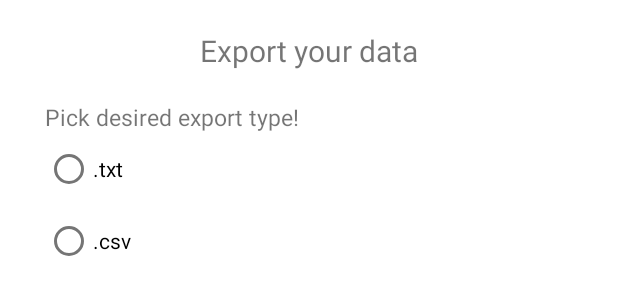
After one commit to tudorie-mariuscosmin/android_team_project, an Android app: the layout export_dialog.xml on its own in the app's theme, with its tools: preview values and no code run, on a phone screen of 412 x 824 dp. The commit adds this screen. Shown: the top 300 px of the screen. Run offline under Robolectric (Android 15) with nearby library versions, the phone set to English and light mode, and no system bars; network calls fail.

Commit message:
export text and csv

```diff
--- a/app/src/main/java/com/example/carsharingapp/asyncTask/AsyncTaskRunner.java
+++ b/app/src/main/java/com/example/carsharingapp/asyncTask/AsyncTaskRunner.java
@@ -10,15 +10,12 @@ import java.util.concurrent.Executor;
 import java.util.concurrent.Executors;
 
 public class AsyncTaskRunner {
-    //Handler-ul este obiectul care 'vegheaza' asupra firului principal de executie (activitate/fragment)
-    //Pastreaza o referinta catre acesta astfel incat sa putem trimite mesaje din alte thread-uri
+
     private final Handler handler = new Handler(Looper.getMainLooper());
-    //Executor este responsabil cu gestionarea thread-urilor, decide momentul oportun de a porni un thread (apelare metoda start)
     private final Executor executor = Executors.newCachedThreadPool();
 
     public <R> void executeAsync(Callable<R> asyncOperation, Callback<R> mainThreadOperation) {
         try {
-            //ii specificam Executor-ului ca dorim sa procesam un Thread de tipul clasei RunnableTask
             executor.execute(new RunnableTask<>(handler, asyncOperation, mainThreadOperation));
         } catch (Exception ex) {
             Log.i("AsyncTaskRunner", "failed call executeAsync " + ex.getMessage());
--- a/app/src/main/java/com/example/carsharingapp/asyncTask/HandlerMessage.java
+++ b/app/src/main/java/com/example/carsharingapp/asyncTask/HandlerMessage.java
@@ -13,7 +13,6 @@ public class HandlerMessage<R> implements Runnable {
 
     @Override
     public void run() {
-        //se trimite rezultatul in activitate/fragment
         mainThreadOperation.runResultOnUiThread(result);
     }
 }
--- a/app/src/main/java/com/example/carsharingapp/database/models/RideAndCard.java
+++ b/app/src/main/java/com/example/carsharingapp/database/models/RideAndCard.java
@@ -15,9 +15,6 @@ public class RideAndCard {
 
     @Override
     public String toString() {
-        return "RideAndCard{" +
-                "ride=" + ride +
-                ", card=" + card +
-                '}';
+        return ride.toString() + " was paid with card:" + card.toString();
     }
 }
--- /dev/null
+++ b/app/src/main/res/layout/export_dialog.xml
@@ -0,0 +1,49 @@
+<?xml version="1.0" encoding="utf-8"?>
+<androidx.constraintlayout.widget.ConstraintLayout xmlns:android="http://schemas.android.com/apk/res/android"
+    android:layout_width="match_parent"
+    android:layout_height="wrap_content"
+    xmlns:app="http://schemas.android.com/apk/res-auto">
+
+    <TextView
+        android:id="@+id/tv_export_title"
+        android:layout_width="wrap_content"
+        android:layout_height="wrap_content"
+        android:text="@string/export_your_data"
+        app:layout_constraintEnd_toEndOf="parent"
+        app:layout_constraintStart_toStartOf="parent"
+        app:layout_constraintTop_toTopOf="parent"
+        android:textSize="20sp"
+        android:layout_marginTop="20dp" />
+
+    <TextView
+        android:id="@+id/tv_export_type_hint"
+        android:layout_width="wrap_content"
+        android:layout_height="wrap_content"
+        android:text="@string/pick_desired_export_type"
+        app:layout_constraintTop_toBottomOf="@id/tv_export_title"
+        app:layout_constraintBottom_toTopOf="@id/rg_export_type"
+        app:layout_constraintStart_toStartOf="@id/rg_export_type"
+        android:layout_marginTop="20dp"
+        android:textSize="15dp"
+        />
+    <RadioGroup
+        android:id="@+id/rg_export_type"
+        android:layout_width="wrap_content"
+        android:layout_height="wrap_content"
+        app:layout_constraintBottom_toBottomOf="parent"
+        app:layout_constraintStart_toStartOf="parent"
+        android:layout_marginStart="30dp"
+        app:layout_constraintTop_toBottomOf="@id/tv_export_type_hint">
+        <RadioButton
+            android:id="@+id/rb_export_txt"
+            android:layout_width="wrap_content"
+            android:layout_height="wrap_content"
+            android:text="@string/txt"/>
+        <RadioButton
+            android:id="@+id/rb_export_csv"
+            android:layout_width="wrap_content"
+            android:layout_height="wrap_content"
+            android:text="@string/csv"/>
+    </RadioGroup>
+
+</androidx.constraintlayout.widget.ConstraintLayout>
--- a/app/src/main/res/values/strings.xml
+++ b/app/src/main/res/values/strings.xml
@@ -103,5 +103,9 @@ You warrant and represent that:
     <string name="expected_km">Expected Km</string>
     <string name="nav_map">Map</string>
     <string name="signature">Signature</string>
+    <string name="export_your_data">Export your data</string>
+    <string name="txt">.txt</string>
+    <string name="csv">.csv</string>
+    <string name="pick_desired_export_type">Pick desired export type!</string>
 
 </resources>
```
Also changed, not shown: app/src/main/java/com/example/carsharingapp/ProfileFragment.java (+121 -0 lines), app/src/main/java/com/example/carsharingapp/asyncTask/RunnableTask.java (+0 -9 lines), app/src/main/java/com/example/carsharingapp/database/models/Ride.java (+2 -10 lines).
